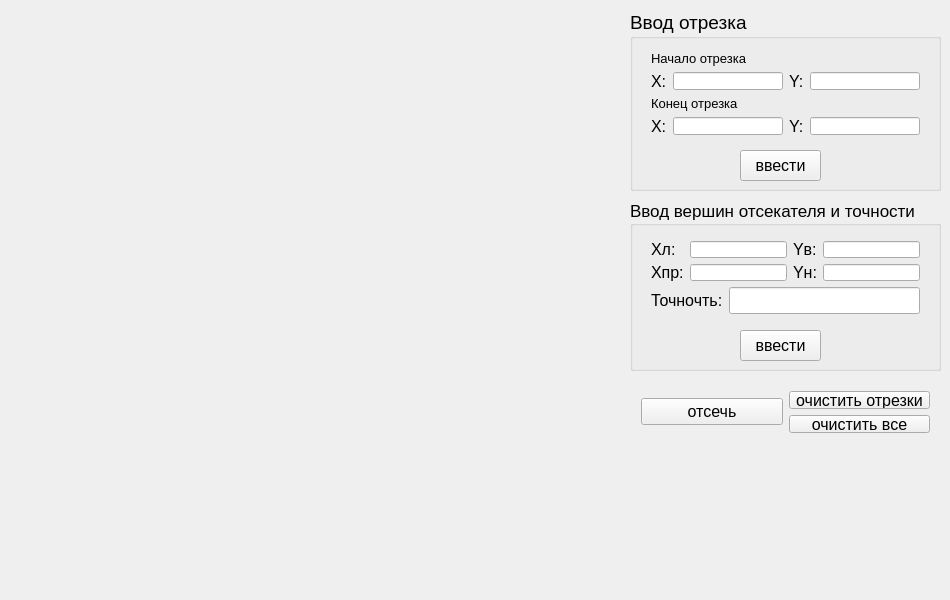
This is lab_07/lab_07_cg/mainwindow.ui in nika-gromova/computer_graphics as Qt 5 draws it before an edit. The edited form follows.
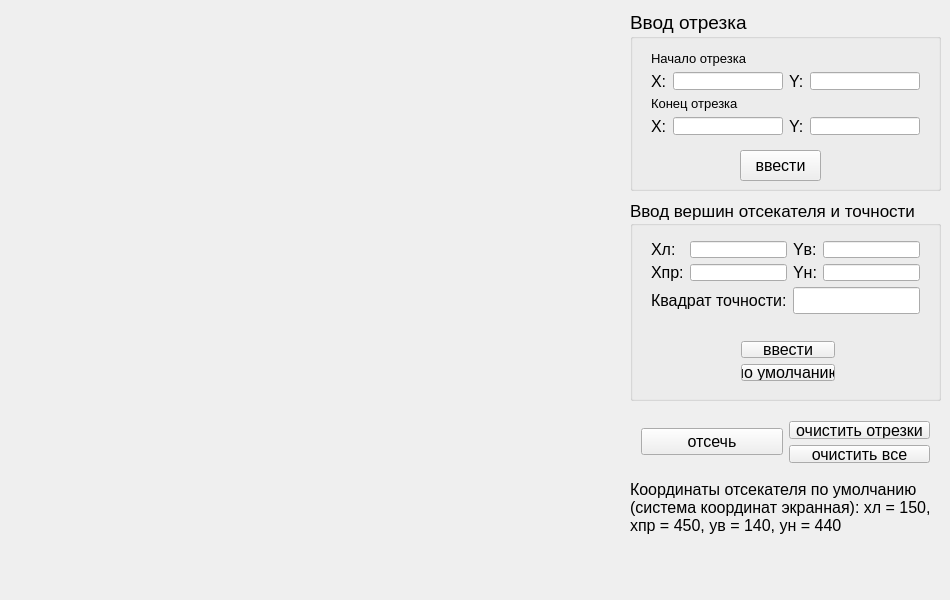
This is the edited form.

```diff
--- a/lab_07/lab_07_cg/mainwindow.ui
+++ b/lab_07/lab_07_cg/mainwindow.ui
@@ -195,7 +195,7 @@
       <x>630</x>
       <y>200</y>
       <width>311</width>
-      <height>171</height>
+      <height>201</height>
      </rect>
     </property>
     <property name="font">
@@ -206,25 +206,7 @@
     <property name="title">
      <string>Ввод вершин отсекателя и точности</string>
     </property>
-    <widget class="QPushButton" name="add_cut_pushButton">
-     <property name="geometry">
-      <rect>
-       <x>110</x>
-       <y>130</y>
-       <width>81</width>
-       <height>31</height>
-      </rect>
-     </property>
-     <property name="font">
-      <font>
-       <pointsize>12</pointsize>
-      </font>
-     </property>
-     <property name="text">
-      <string>ввести</string>
-     </property>
-    </widget>
-    <widget class="QWidget" name="">
+    <widget class="QWidget" name="layoutWidget">
      <property name="geometry">
       <rect>
        <x>10</x>
@@ -348,7 +330,7 @@
            </font>
           </property>
           <property name="text">
-           <string>Точночть:</string>
+           <string>Квадрат точности:</string>
           </property>
          </widget>
         </item>
@@ -365,12 +347,48 @@
       </item>
      </layout>
     </widget>
+    <widget class="QWidget" name="">
+     <property name="geometry">
+      <rect>
+       <x>100</x>
+       <y>130</y>
+       <width>116</width>
+       <height>62</height>
+      </rect>
+     </property>
+     <layout class="QVBoxLayout" name="verticalLayout_8">
+      <item>
+       <widget class="QPushButton" name="add_cut_pushButton">
+        <property name="font">
+         <font>
+          <pointsize>12</pointsize>
+         </font>
+        </property>
+        <property name="text">
+         <string>ввести</string>
+        </property>
+       </widget>
+      </item>
+      <item>
+       <widget class="QPushButton" name="pushButton">
+        <property name="font">
+         <font>
+          <pointsize>12</pointsize>
+         </font>
+        </property>
+        <property name="text">
+         <string>по умолчанию</string>
+        </property>
+       </widget>
+      </item>
+     </layout>
+    </widget>
    </widget>
-   <widget class="QWidget" name="">
+   <widget class="QWidget" name="layoutWidget">
     <property name="geometry">
      <rect>
       <x>630</x>
-      <y>380</y>
+      <y>410</y>
       <width>311</width>
       <height>64</height>
      </rect>
@@ -418,6 +436,36 @@
      </item>
     </layout>
    </widget>
+   <widget class="QLabel" name="label_12">
+    <property name="geometry">
+     <rect>
+      <x>630</x>
+      <y>480</y>
+      <width>311</width>
+      <height>61</height>
+     </rect>
+    </property>
+    <property name="font">
+     <font>
+      <pointsize>12</pointsize>
+     </font>
+    </property>
+    <property name="text">
+     <string>Координаты отсекателя по умолчанию (система координат экранная): xл = 150, xпр = 450, yв = 140, yн = 440</string>
+    </property>
+    <property name="textFormat">
+     <enum>Qt::AutoText</enum>
+    </property>
+    <property name="scaledContents">
+     <bool>false</bool>
+    </property>
+    <property name="alignment">
+     <set>Qt::AlignLeading|Qt::AlignLeft|Qt::AlignTop</set>
+    </property>
+    <property name="wordWrap">
+     <bool>true</bool>
+    </property>
+   </widget>
   </widget>
  </widget>
  <layoutdefault spacing="6" margin="11"/>
```
Left out of the diff: 2 changed lines with no effect on the pictures.
